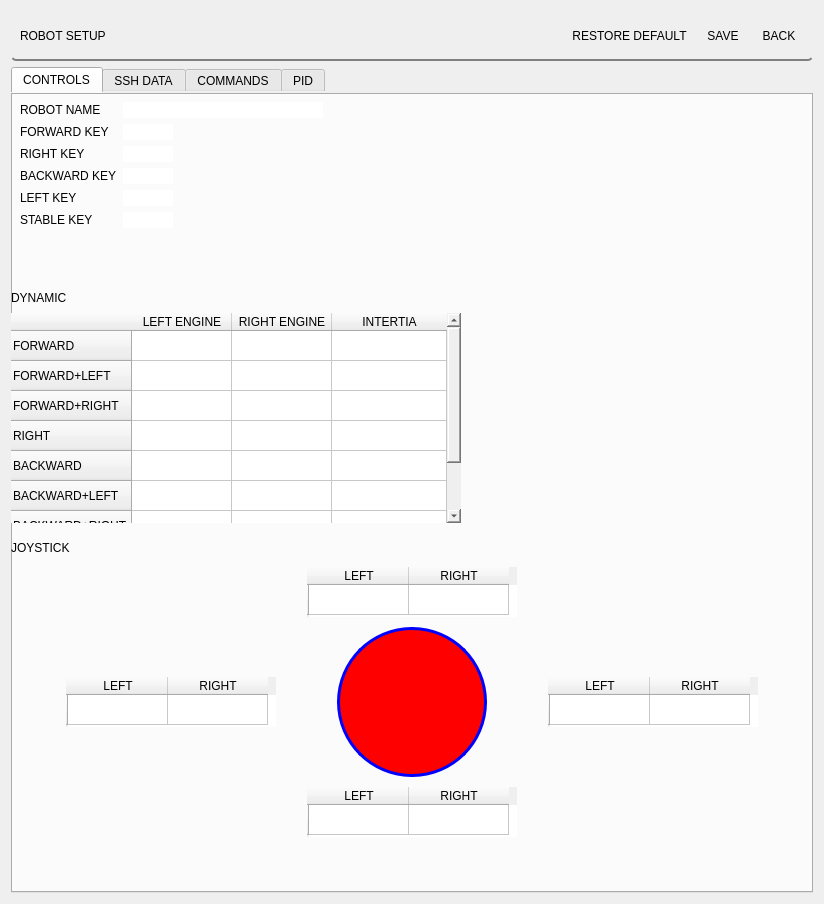
Before: the Qt Designer form setup_panel/resource/setup.ui in GroupOfRobots/MiniRysRQT, drawn with Qt 5.
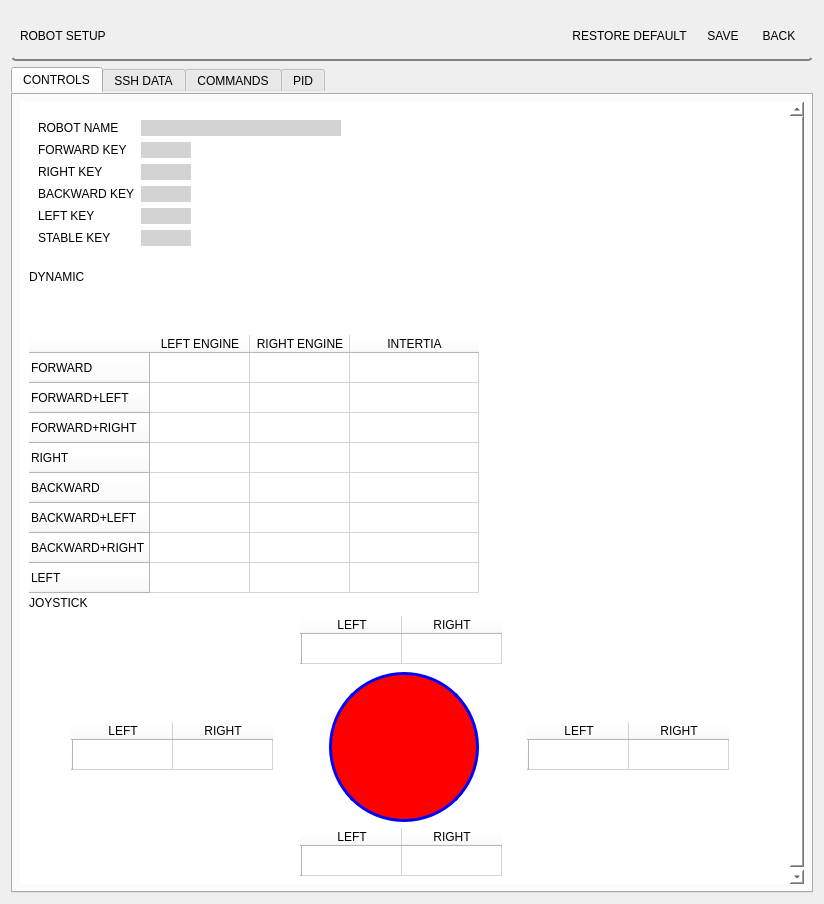
After: the same form once the commit is applied. The open tabs and pages were chosen to show the change.

Commit message: setup panel cleanup

Diff of the .ui file:
```diff
--- a/setup_panel/resource/setup.ui
+++ b/setup_panel/resource/setup.ui
@@ -109,15 +109,27 @@
       <attribute name="title">
        <string>CONTROLS</string>
       </attribute>
+      <layout class="QVBoxLayout" name="verticalLayout_7">
+       <item>
+        <widget class="QScrollArea" name="scrollArea">
+         <property name="styleSheet">
+          <string notr="true">background: white;</string>
+         </property>
+         <property name="widgetResizable">
+          <bool>true</bool>
+         </property>
+         <widget class="QWidget" name="scrollAreaWidgetContents_2">
+          <property name="geometry">
+           <rect>
+            <x>0</x>
+            <y>0</y>
+            <width>774</width>
+            <height>847</height>
+           </rect>
+          </property>
+          <layout class="QVBoxLayout" name="verticalLayout_10">
+           <item>
       <widget class="QFrame" name="controlButtonsWraper">
-       <property name="geometry">
-        <rect>
-         <x>0</x>
-         <y>0</y>
-         <width>802</width>
-         <height>193</height>
-        </rect>
-       </property>
        <property name="styleSheet">
         <string notr="true">border:none;</string>
        </property>
@@ -143,6 +155,9 @@
             <height>16777215</height>
            </size>
           </property>
+                <property name="styleSheet">
+                 <string notr="true">background: lightGray;</string>
+                </property>
           <property name="maxLength">
            <number>150</number>
           </property>
@@ -169,6 +184,9 @@
             <height>16777215</height>
            </size>
           </property>
+                <property name="styleSheet">
+                 <string notr="true">background: lightGray;</string>
+                </property>
           <property name="maxLength">
            <number>1</number>
           </property>
@@ -189,6 +207,9 @@
             <height>16777215</height>
            </size>
           </property>
+                <property name="styleSheet">
+                 <string notr="true">background: lightGray;</string>
+                </property>
           <property name="maxLength">
            <number>1</number>
           </property>
@@ -209,6 +230,9 @@
             <height>16777215</height>
            </size>
           </property>
+                <property name="styleSheet">
+                 <string notr="true">background: lightGray;</string>
+                </property>
           <property name="maxLength">
            <number>1</number>
           </property>
@@ -229,6 +253,9 @@
             <height>16777215</height>
            </size>
           </property>
+                <property name="styleSheet">
+                 <string notr="true">background: lightGray;</string>
+                </property>
           <property name="maxLength">
            <number>1</number>
           </property>
@@ -249,6 +276,9 @@
             <height>16777215</height>
            </size>
           </property>
+                <property name="styleSheet">
+                 <string notr="true">background: lightGray;</string>
+                </property>
           <property name="maxLength">
            <number>1</number>
           </property>
@@ -256,19 +286,27 @@
         </item>
        </layout>
       </widget>
+           </item>
+           <item>
+            <widget class="Line" name="line_2">
+             <property name="orientation">
+              <enum>Qt::Horizontal</enum>
+             </property>
+            </widget>
+           </item>
+           <item>
+            <widget class="QLabel" name="dynamicLabel">
+             <property name="text">
+              <string>DYNAMIC</string>
+             </property>
+            </widget>
+           </item>
+           <item>
       <widget class="QTableWidget" name="dynamicTable">
-       <property name="geometry">
-        <rect>
-         <x>0</x>
-         <y>220</y>
-         <width>450</width>
-         <height>210</height>
-        </rect>
-       </property>
        <property name="minimumSize">
         <size>
-         <width>215</width>
-         <height>210</height>
+               <width>300</width>
+               <height>300</height>
         </size>
        </property>
        <property name="maximumSize">
@@ -350,28 +388,15 @@
         </property>
        </item>
       </widget>
-      <widget class="QLabel" name="dynamicLabel">
-       <property name="geometry">
-        <rect>
-         <x>0</x>
-         <y>197</y>
-         <width>802</width>
-         <height>16</height>
-        </rect>
-       </property>
+           </item>
+           <item>
+            <widget class="QLabel" name="joystickLabel">
        <property name="text">
-        <string>DYNAMIC</string>
-       </property>
-      </widget>
-      <widget class="QWidget" name="layoutWidget">
-       <property name="geometry">
-        <rect>
-         <x>0</x>
-         <y>470</y>
-         <width>802</width>
-         <height>278</height>
-        </rect>
-       </property>
+              <string>JOYSTICK</string>
+             </property>
+            </widget>
+           </item>
+           <item>
        <layout class="QVBoxLayout" name="joystickWrapper">
         <item>
          <layout class="QHBoxLayout" name="horizontalLayout_6">
@@ -575,39 +600,25 @@
          </layout>
         </item>
        </layout>
-      </widget>
-      <widget class="Line" name="line">
-       <property name="geometry">
-        <rect>
-         <x>0</x>
-         <y>437</y>
-         <width>802</width>
-         <height>3</height>
-        </rect>
-       </property>
-       <property name="sizeIncrement">
+           </item>
+           <item>
+            <spacer name="verticalSpacer_4">
+             <property name="orientation">
+              <enum>Qt::Vertical</enum>
+             </property>
+             <property name="sizeHint" stdset="0">
         <size>
-         <width>0</width>
-         <height>1</height>
-        </size>
-       </property>
-       <property name="orientation">
-        <enum>Qt::Horizontal</enum>
-       </property>
-      </widget>
-      <widget class="QLabel" name="joystickLabel">
-       <property name="geometry">
-        <rect>
-         <x>0</x>
-         <y>447</y>
-         <width>802</width>
-         <height>16</height>
-        </rect>
-       </property>
-       <property name="text">
-        <string>JOYSTICK</string>
-       </property>
-      </widget>
+               <width>20</width>
+               <height>40</height>
+              </size>
+             </property>
+            </spacer>
+           </item>
+          </layout>
+         </widget>
+        </widget>
+       </item>
+      </layout>
      </widget>
      <widget class="QWidget" name="sshData">
       <attribute name="title">
```
Left out of the diff: 47 changed lines with no effect on the pictures. Lines whose indentation alone changed are shown as unchanged. The commit also changes 16 other files.
